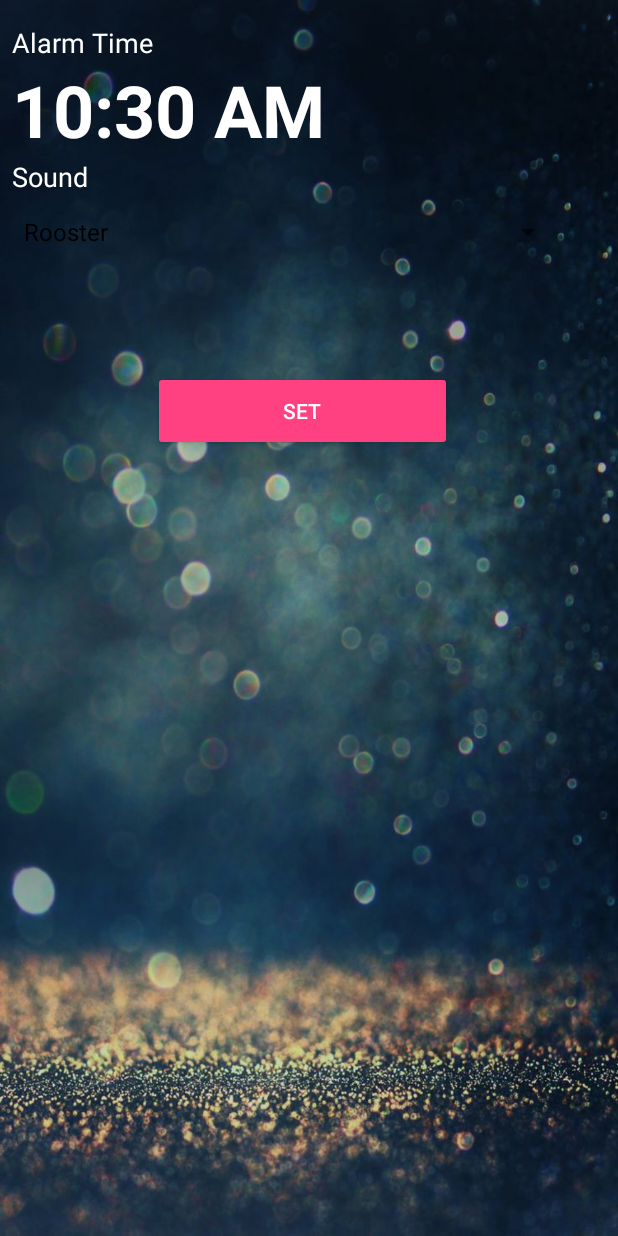
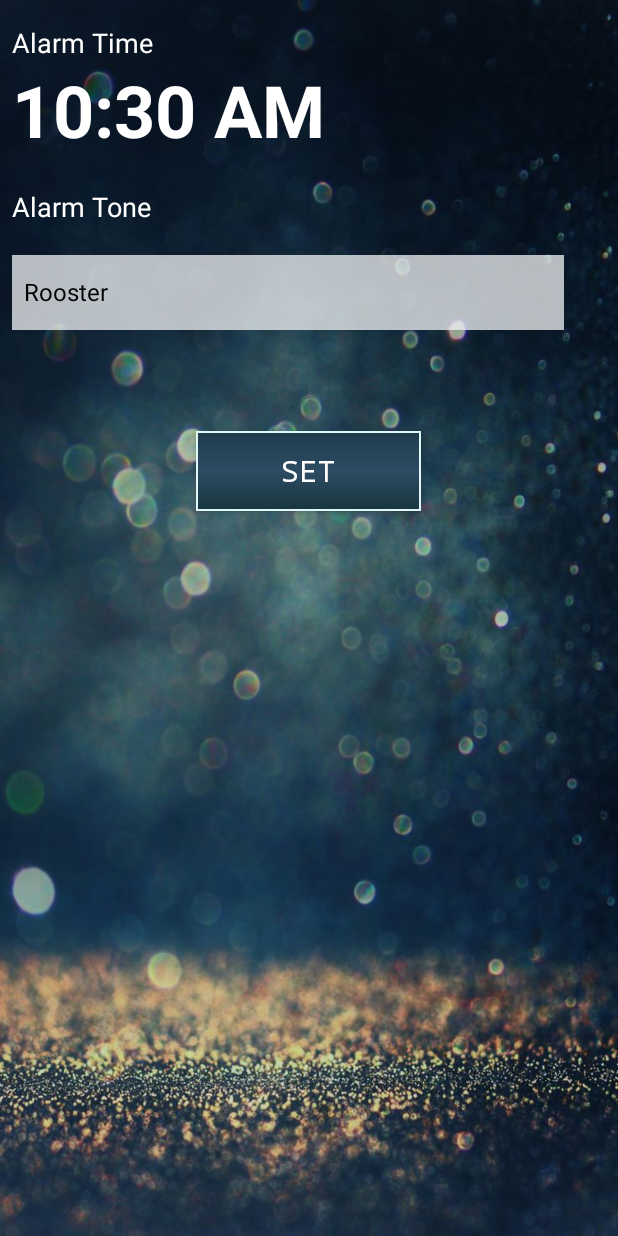
Before and after one commit to n256Coding/CrazyAlarm, an Android app: the MainActivity screen opened directly, with no data from a screen before it, after a tap on an icon or button, on a phone screen of 412 x 824 dp. Run offline under Robolectric (Android 15) with nearby library versions, the phone set to English and light mode, and no system bars.

Commit message:
add latest changes

```diff
--- a/app/src/main/java/com/n256coding/crazyalarm/AlarmEditorActivity.java
+++ b/app/src/main/java/com/n256coding/crazyalarm/AlarmEditorActivity.java
@@ -96,4 +96,9 @@ public class AlarmEditorActivity extends AppCompatActivity implements
             }
         }
     }
+
+    public void finish() {
+        super.finish();
+        overridePendingTransition(R.anim.slide_in_left, R.anim.slide_out_right);
+    }
 }
--- a/app/src/main/java/com/n256coding/crazyalarm/AlarmViewerActivity.java
+++ b/app/src/main/java/com/n256coding/crazyalarm/AlarmViewerActivity.java
@@ -134,4 +134,9 @@ public class AlarmViewerActivity extends AppCompatActivity {
             isServiceBounded = false;
         }
     };
+
+    public void finish() {
+        super.finish();
+        overridePendingTransition(R.anim.slide_in_left, R.anim.slide_out_right);
+    }
 }
--- a/app/src/main/java/com/n256coding/crazyalarm/MainActivity.java
+++ b/app/src/main/java/com/n256coding/crazyalarm/MainActivity.java
@@ -60,6 +60,7 @@ public class MainActivity extends AppCompatActivity implements AlarmListChangeLi
             public void onClick(View view) {
                 Intent intent = new Intent(MainActivity.this, AlarmEditorActivity.class);
                 startActivity(intent);
+                overridePendingTransition(R.anim.slide_in_right, R.anim.slide_out_left);
 //                TimePickerDialog timePickerDialog = new TimePickerDialog(MainActivity.this,
 //                        new TimePickerDialog.OnTimeSetListener() {
 //                            @Override
@@ -95,4 +96,10 @@ public class MainActivity extends AppCompatActivity implements AlarmListChangeLi
             Log.e(TAG, "Error while parsing time", e);
         }
     }
+
+    @Override
+    public void finish() {
+        super.finish();
+        overridePendingTransition(R.anim.slide_in_left, R.anim.slide_out_right);
+    }
 }
--- a/app/src/main/java/com/n256coding/crazyalarm/alarmHome.java
+++ b/app/src/main/java/com/n256coding/crazyalarm/alarmHome.java
@@ -21,6 +21,7 @@ public class alarmHome extends AppCompatActivity {
             public void onClick(View view) {
                 Intent intent = new Intent(alarmHome.this, MainActivity.class);
                 startActivity(intent);
+                overridePendingTransition(R.anim.slide_in_right, R.anim.slide_out_left);
             }
         });
 
--- /dev/null
+++ b/app/src/main/res/anim/slide_in_left.xml
@@ -0,0 +1,8 @@
+<?xml version="1.0" encoding="utf-8"?>
+
+<set xmlns:android="http://schemas.android.com/apk/res/android">
+    <translate
+        android:duration="@android:integer/config_mediumAnimTime"
+        android:fromXDelta="-100%p"
+        android:toXDelta="0" />
+</set>
--- /dev/null
+++ b/app/src/main/res/anim/slide_in_right.xml
@@ -0,0 +1,8 @@
+<?xml version="1.0" encoding="utf-8"?>
+
+<set xmlns:android="http://schemas.android.com/apk/res/android">
+    <translate
+        android:duration="@android:integer/config_mediumAnimTime"
+        android:fromXDelta="100%p"
+        android:toXDelta="0" />
+</set>
--- /dev/null
+++ b/app/src/main/res/anim/slide_out_left.xml
@@ -0,0 +1,7 @@
+<?xml version="1.0" encoding="utf-8"?>
+<set xmlns:android="http://schemas.android.com/apk/res/android">
+    <translate
+        android:duration="@android:integer/config_mediumAnimTime"
+        android:fromXDelta="0"
+        android:toXDelta="-100%p" />
+</set>
--- /dev/null
+++ b/app/src/main/res/anim/slide_out_right.xml
@@ -0,0 +1,8 @@
+<?xml version="1.0" encoding="utf-8"?>
+
+<set xmlns:android="http://schemas.android.com/apk/res/android">
+    <translate
+        android:duration="@android:integer/config_mediumAnimTime"
+        android:fromXDelta="0"
+        android:toXDelta="100%p" />
+</set>
--- a/app/src/main/res/layout/activity_alarm_editor.xml
+++ b/app/src/main/res/layout/activity_alarm_editor.xml
@@ -34,12 +34,12 @@
         android:id="@+id/textView4"
         android:layout_width="wrap_content"
         android:layout_height="wrap_content"
-        android:layout_alignStart="@+id/textView2"
+        android:layout_alignStart="@+id/txtAlarmTime"
         android:layout_below="@+id/txtAlarmTime"
-        android:text="Sound"
+        android:layout_marginTop="20dp"
+        android:text="Alarm Tone"
         android:textColor="@color/colorWhite"
-        android:textSize="18sp"
-         />
+        android:textSize="18sp" />
 
     <Spinner
         android:id="@+id/spinnerAlarmSounds"
@@ -47,20 +47,22 @@
         android:layout_height="50dp"
         android:layout_alignStart="@+id/textView4"
         android:layout_below="@+id/textView4"
-        app:layout_constraintEnd_toEndOf="parent"
-        android:textColor="@color/colorWhite"
-        />
+        android:layout_marginTop="20dp"
+        android:background="@color/colorLessBlue"
+        app:layout_constraintEnd_toEndOf="parent" />
 
     <Button
         android:id="@+id/btnAddAlarm"
-        style="@style/Widget.AppCompat.Button.Colored"
-        android:layout_width="199dp"
+        android:layout_width="150dp"
         android:layout_height="53dp"
         android:layout_below="@+id/spinnerAlarmSounds"
+        android:layout_centerHorizontal="true"
         android:layout_marginTop="67dp"
-        android:layout_toEndOf="@+id/textView2"
+        android:background="@drawable/button_style"
+        android:fontFamily="monospace"
         android:onClick="commitAlarm"
-        android:text="Set"
-        />
+        android:text="set"
+        android:textColor="@color/colorWhite"
+        android:textSize="20dp" />
 
 </RelativeLayout>
--- a/app/src/main/res/values/colors.xml
+++ b/app/src/main/res/values/colors.xml
@@ -7,6 +7,7 @@
     <color name="colorAccent">#FF4081</color>
     <color name="colorWhite">#FFFFFF</color>
     <color name="colorLessWhite">#FFFAFAFA</color>
+    <color name="colorLessBlue">#c0f1f4f5</color>
 
     <color name="black_overlay">#66000000</color>
 
--- a/app/src/main/res/values/strings.xml
+++ b/app/src/main/res/values/strings.xml
@@ -1,5 +1,5 @@
 <resources>
-    <string name="app_name">Crazy Alarm - Mathematical Alarm</string>
+    <string name="app_name">Crazy Alarm </string>
 
     <string name="title_activity_alarm_viewer">AlarmViewerActivity</string>
     <string name="dummy_button">Dummy Button</string>
```
Also changed, not shown: app/src/main/res/layout/activity_alarm_home.xml (+4 -4 lines), app/src/main/res/values/styles.xml (+7 -0 lines).
